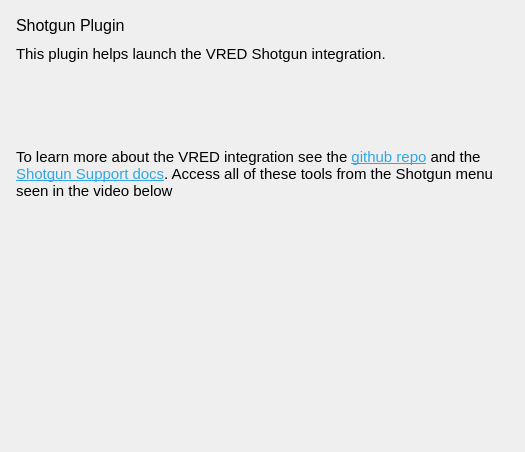
shotgunsoftware/tk-vred, file plugins/Shotgun/vrShotgunGUI.ui: the form before one commit.
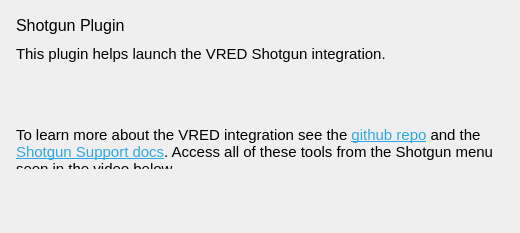
The form after the commit.

Commit message: Ensure gif animation keeps aspect ratio on resize. Use QLabel.movie() to access the gif instead of creating class field.

The edit to the form file:
```diff
--- a/plugins/Shotgun/vrShotgunGUI.ui
+++ b/plugins/Shotgun/vrShotgunGUI.ui
@@ -6,34 +6,43 @@
    <rect>
     <x>0</x>
     <y>0</y>
-    <width>525</width>
-    <height>443</height>
+    <width>520</width>
+    <height>233</height>
    </rect>
   </property>
   <property name="minimumSize">
    <size>
-    <width>525</width>
+    <width>520</width>
     <height>0</height>
    </size>
   </property>
   <property name="maximumSize">
    <size>
-    <width>525</width>
+    <width>520</width>
     <height>16777215</height>
    </size>
   </property>
   <property name="windowTitle">
    <string>vrShotgun</string>
   </property>
+  <property name="autoFillBackground">
+   <bool>false</bool>
+  </property>
+  <property name="styleSheet">
+   <string notr="true"/>
+  </property>
   <property name="group" stdset="0">
    <string>Scripts</string>
   </property>
-  <layout class="QHBoxLayout" name="horizontalLayout">
+  <layout class="QVBoxLayout" name="verticalLayout">
    <item>
     <layout class="QVBoxLayout" name="main_vlayout">
      <property name="spacing">
       <number>10</number>
      </property>
+     <property name="sizeConstraint">
+      <enum>QLayout::SetDefaultConstraint</enum>
+     </property>
      <property name="leftMargin">
       <number>5</number>
      </property>
@@ -46,7 +55,7 @@
      <property name="bottomMargin">
       <number>0</number>
      </property>
-     <item>
+     <item alignment="Qt::AlignTop">
       <widget class="QLabel" name="title_label">
        <property name="sizePolicy">
         <sizepolicy hsizetype="MinimumExpanding" vsizetype="Maximum">
@@ -63,7 +72,7 @@
        </property>
       </widget>
      </item>
-     <item>
+     <item alignment="Qt::AlignTop">
       <widget class="QLabel" name="description">
        <property name="sizePolicy">
         <sizepolicy hsizetype="MinimumExpanding" vsizetype="Maximum">
@@ -76,15 +85,7 @@
        </property>
       </widget>
      </item>
-     <item>
-      <layout class="QHBoxLayout" name="version_hlayout">
-       <property name="topMargin">
-        <number>5</number>
-       </property>
-       <property name="bottomMargin">
-        <number>5</number>
-       </property>
-       <item>
+     <item alignment="Qt::AlignTop">
         <widget class="QLabel" name="version_label">
          <property name="sizePolicy">
           <sizepolicy hsizetype="Expanding" vsizetype="Maximum">
@@ -103,11 +104,12 @@
          <property name="textFormat">
           <enum>Qt::PlainText</enum>
          </property>
-        </widget>
-       </item>
-      </layout>
-     </item>
-     <item>
+       <property name="alignment">
+        <set>Qt::AlignLeading|Qt::AlignLeft|Qt::AlignVCenter</set>
+       </property>
+      </widget>
+     </item>
+     <item alignment="Qt::AlignTop">
       <widget class="QLabel" name="help_label">
        <property name="sizePolicy">
         <sizepolicy hsizetype="Expanding" vsizetype="Maximum">
@@ -137,25 +139,25 @@
      </item>
      <item>
       <layout class="QHBoxLayout" name="gif_hlayout">
+       <property name="leftMargin">
+        <number>40</number>
+       </property>
        <property name="topMargin">
         <number>20</number>
        </property>
+       <property name="rightMargin">
+        <number>40</number>
+       </property>
        <property name="bottomMargin">
         <number>20</number>
        </property>
-       <item alignment="Qt::AlignHCenter|Qt::AlignVCenter">
+       <item>
         <widget class="QLabel" name="gif_label">
-         <property name="minimumSize">
-          <size>
-           <width>400</width>
-           <height>225</height>
-          </size>
-         </property>
-         <property name="maximumSize">
-          <size>
-           <width>400</width>
-           <height>225</height>
-          </size>
+         <property name="sizePolicy">
+          <sizepolicy hsizetype="Expanding" vsizetype="Maximum">
+           <horstretch>0</horstretch>
+           <verstretch>0</verstretch>
+          </sizepolicy>
          </property>
          <property name="text">
           <string/>
@@ -167,19 +169,6 @@
        </item>
       </layout>
      </item>
-     <item>
-      <spacer name="end_vspacer">
-       <property name="orientation">
-        <enum>Qt::Vertical</enum>
-       </property>
-       <property name="sizeHint" stdset="0">
-        <size>
-         <width>20</width>
-         <height>10</height>
-        </size>
-       </property>
-      </spacer>
-     </item>
     </layout>
    </item>
   </layout>
```
Lines whose indentation alone changed are shown as unchanged. The commit also changes 1 other file.
